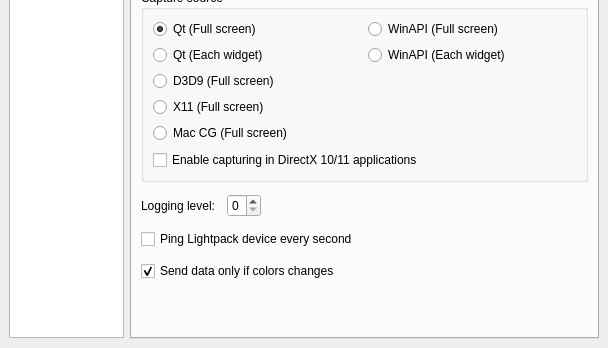
The window that Software/src/SettingsWindow.ui (Atarity/Lightpack) describes before a commit, drawn with Qt 5; both pictures show x 0 to 608 and y 251 to 599 of the 608 by 599 pixel window.
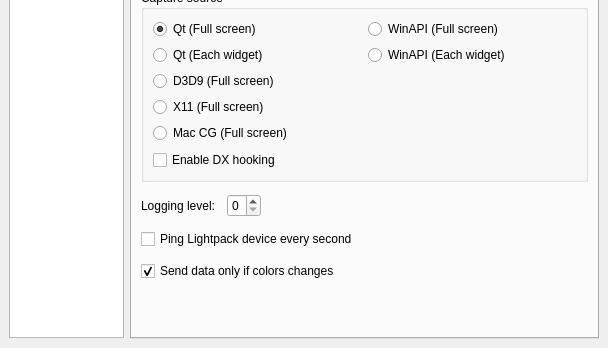
The same window after the commit. The open tabs and pages were chosen to show the change. Icons and pictures are not drawn. Custom widgets are drawn as their Qt base class.

What changed in the file:
```diff
--- a/Software/src/SettingsWindow.ui
+++ b/Software/src/SettingsWindow.ui
@@ -2903,7 +2903,7 @@
            <item>
             <widget class="QCheckBox" name="checkBox_EnableDx1011Capture">
              <property name="text">
-              <string>Enable capturing in DirectX 10/11 applications</string>
+              <string>Enable DX hooking</string>
              </property>
              <property name="icon">
               <iconset resource="../res/LightpackResources.qrc">
```
Left out of the diff: 15 changed lines with no effect on the pictures.
